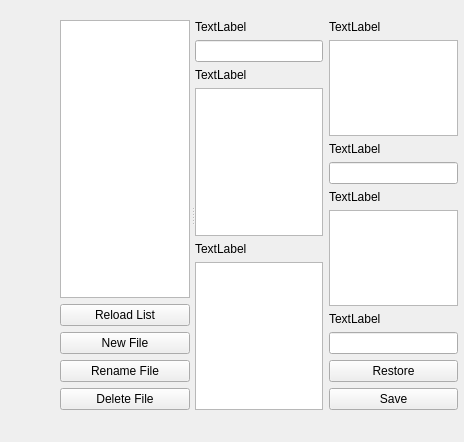
This is aipsetup/ui/info_edit.ui in AnimusPEXUS/wayround_i2p_aipsetup as Qt 5 draws it before an edit. The edited form follows.
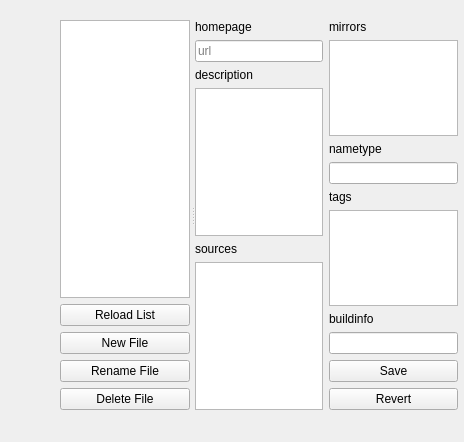
This is the edited form.

Commit message: writting info editor

```diff
--- a/aipsetup/ui/info_edit.ui
+++ b/aipsetup/ui/info_edit.ui
@@ -31,7 +31,7 @@
       <property name="handleWidth">
        <number>5</number>
       </property>
-      <widget class="QWidget" name="">
+      <widget class="QWidget" name="layoutWidget">
        <layout class="QVBoxLayout" name="verticalLayout_2">
         <property name="sizeConstraint">
          <enum>QLayout::SetMinimumSize</enum>
@@ -98,7 +98,7 @@
         </item>
        </layout>
       </widget>
-      <widget class="QWidget" name="">
+      <widget class="QWidget" name="layoutWidget">
        <layout class="QVBoxLayout" name="verticalLayout">
         <item>
          <layout class="QHBoxLayout" name="horizontalLayout_2">
@@ -107,17 +107,27 @@
             <item>
              <widget class="QLabel" name="label">
               <property name="text">
-               <string>TextLabel</string>
+               <string>homepage</string>
               </property>
              </widget>
             </item>
             <item>
-             <widget class="QLineEdit" name="lineEdit"/>
+             <widget class="QLineEdit" name="lineEdit">
+              <property name="styleSheet">
+               <string notr="true"/>
+              </property>
+              <property name="frame">
+               <bool>true</bool>
+              </property>
+              <property name="placeholderText">
+               <string>url</string>
+              </property>
+             </widget>
             </item>
             <item>
              <widget class="QLabel" name="label_2">
               <property name="text">
-               <string>TextLabel</string>
+               <string>description</string>
               </property>
              </widget>
             </item>
@@ -127,7 +137,7 @@
             <item>
              <widget class="QLabel" name="label_3">
               <property name="text">
-               <string>TextLabel</string>
+               <string>sources</string>
               </property>
              </widget>
             </item>
@@ -141,7 +151,7 @@
             <item>
              <widget class="QLabel" name="label_4">
               <property name="text">
-               <string>TextLabel</string>
+               <string>mirrors</string>
               </property>
              </widget>
             </item>
@@ -151,7 +161,7 @@
             <item>
              <widget class="QLabel" name="label_5">
               <property name="text">
-               <string>TextLabel</string>
+               <string>nametype</string>
               </property>
              </widget>
             </item>
@@ -161,7 +171,7 @@
             <item>
              <widget class="QLabel" name="label_6">
               <property name="text">
-               <string>TextLabel</string>
+               <string>tags</string>
               </property>
              </widget>
             </item>
@@ -171,20 +181,13 @@
             <item>
              <widget class="QLabel" name="label_7">
               <property name="text">
-               <string>TextLabel</string>
+               <string>buildinfo</string>
               </property>
              </widget>
             </item>
             <item>
              <widget class="QLineEdit" name="lineEdit_3"/>
             </item>
-            <item>
-             <widget class="QPushButton" name="pushButton_6">
-              <property name="text">
-               <string>Restore</string>
-              </property>
-             </widget>
-            </item>
             <item>
              <widget class="QPushButton" name="pushButton_5">
               <property name="text">
@@ -192,6 +195,13 @@
               </property>
              </widget>
             </item>
+            <item>
+             <widget class="QPushButton" name="pushButton_6">
+              <property name="text">
+               <string>Revert</string>
+              </property>
+             </widget>
+            </item>
            </layout>
           </item>
          </layout>
```
Left out of the diff: 6 changed lines with no effect on the pictures. The commit also changes 3 other files.
